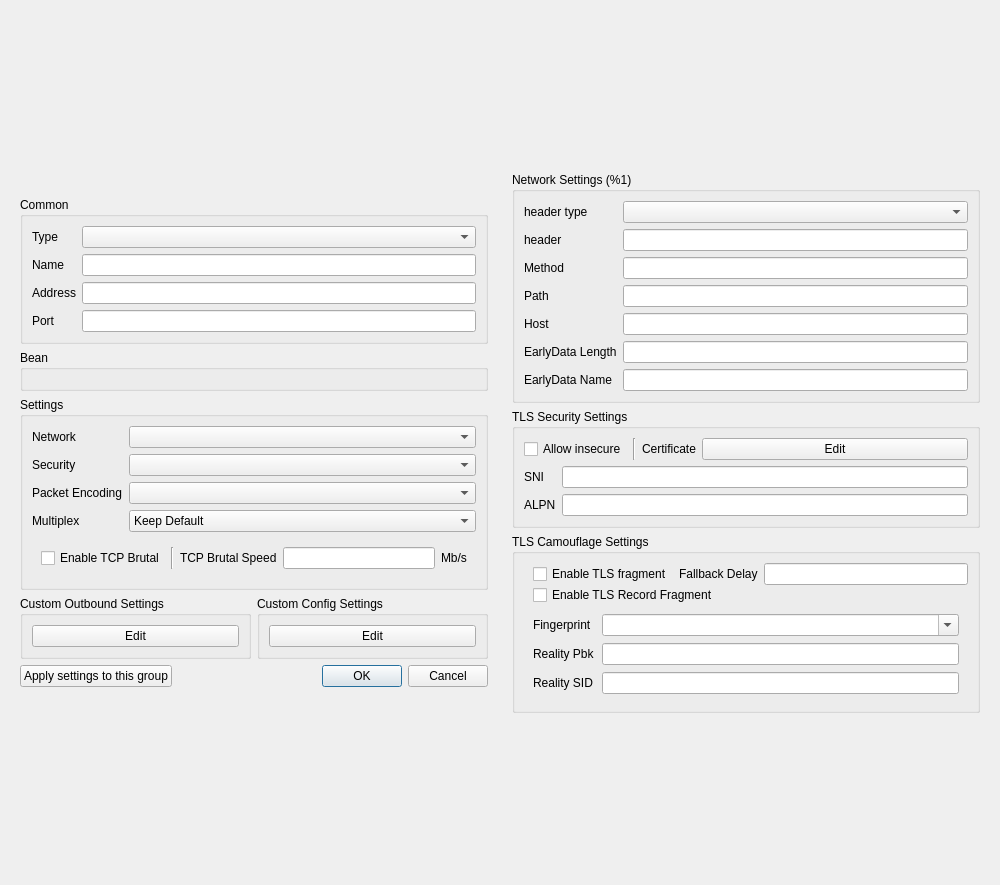
Before: the Qt Designer form include/ui/profile/dialog_edit_profile.ui in shengmo0210/Throne, drawn with Qt 5.
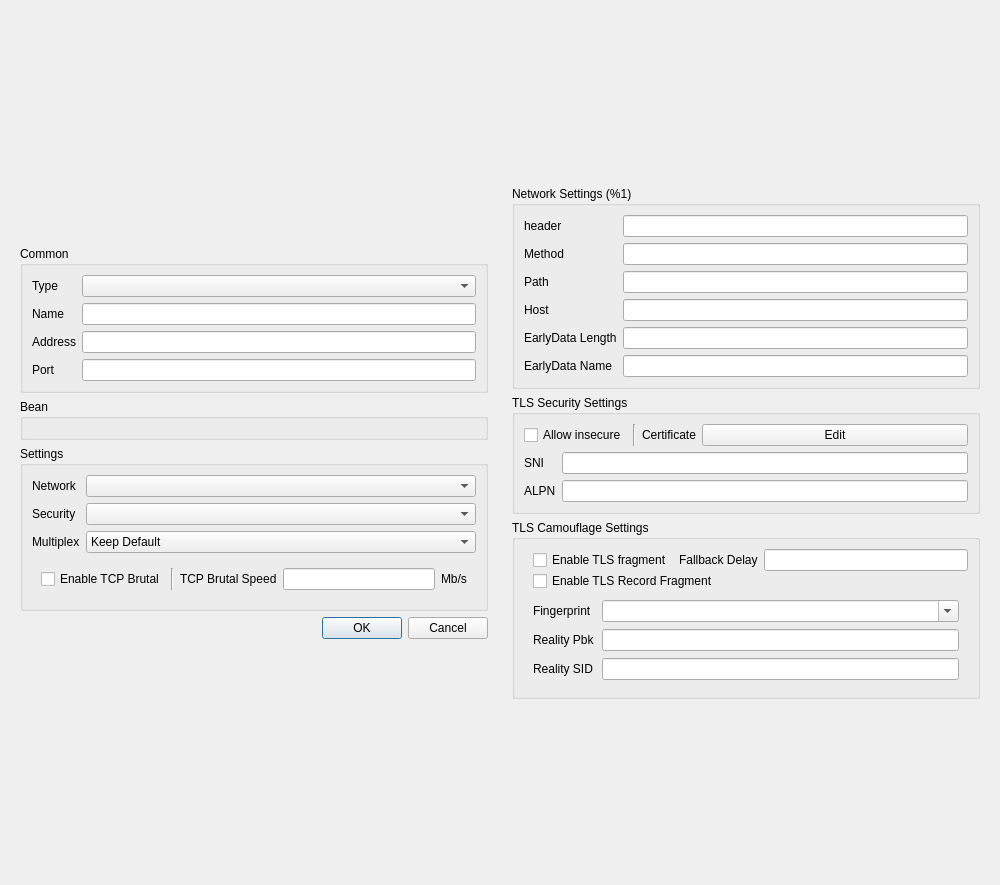
After: the same form once the commit is applied. Custom widgets are drawn as their Qt base class.

Commit message: Migrate ui to outbounds

```diff
--- a/include/ui/profile/dialog_edit_profile.ui
+++ b/include/ui/profile/dialog_edit_profile.ui
@@ -141,81 +141,7 @@
         <layout class="QVBoxLayout" name="verticalLayout">
          <item>
           <layout class="QGridLayout" name="_2">
-           <item row="2" column="1">
-            <widget class="QComboBox" name="packet_encoding">
-             <item>
-              <property name="text">
-               <string notr="true"/>
-              </property>
-             </item>
-             <item>
-              <property name="text">
-               <string notr="true">packetaddr</string>
-              </property>
-             </item>
-             <item>
-              <property name="text">
-               <string notr="true">xudp</string>
-              </property>
-             </item>
-            </widget>
-           </item>
-           <item row="0" column="0">
-            <widget class="QLabel" name="network_l">
-             <property name="toolTip">
-              <string>The underlying transport method. It must be consistent with the server, otherwise, the connection cannot be established.</string>
-             </property>
-             <property name="text">
-              <string>Network</string>
-             </property>
-            </widget>
-           </item>
-           <item row="0" column="1">
-            <widget class="QComboBox" name="network">
-             <property name="sizePolicy">
-              <sizepolicy hsizetype="Expanding" vsizetype="Fixed">
-               <horstretch>0</horstretch>
-               <verstretch>0</verstretch>
-              </sizepolicy>
-             </property>
-             <item>
-              <property name="text">
-               <string notr="true"/>
-              </property>
-             </item>
-             <item>
-              <property name="text">
-               <string notr="true">tcp</string>
-              </property>
-             </item>
-             <item>
-              <property name="text">
-               <string notr="true">ws</string>
-              </property>
-             </item>
-             <item>
-              <property name="text">
-               <string notr="true">httpupgrade</string>
-              </property>
-             </item>
-             <item>
-              <property name="text">
-               <string notr="true">http</string>
-              </property>
-             </item>
-             <item>
-              <property name="text">
-               <string notr="true">grpc</string>
-              </property>
-             </item>
-             <item>
-              <property name="text">
-               <string notr="true">quic</string>
-              </property>
-             </item>
-            </widget>
-           </item>
-           <item row="3" column="0">
+           <item row="2" column="0">
             <widget class="QLabel" name="multiplex_l">
              <property name="toolTip">
               <string>Server support is required</string>
@@ -249,17 +175,17 @@
              </item>
             </widget>
            </item>
-           <item row="2" column="0">
-            <widget class="QLabel" name="packet_encoding_l">
+           <item row="0" column="0">
+            <widget class="QLabel" name="network_l">
              <property name="toolTip">
               <string>UDP FullCone Packet encoding for implementing features such as UDP FullCone. Server support is required, if the wrong selection is made, the connection cannot be made. Please leave it blank.</string>
              </property>
              <property name="text">
-              <string>Packet Encoding</string>
+              <string>Network</string>
              </property>
             </widget>
            </item>
-           <item row="3" column="1">
+           <item row="2" column="1">
             <widget class="QComboBox" name="multiplex">
              <item>
               <property name="text">
@@ -278,6 +204,51 @@
              </item>
             </widget>
            </item>
+           <item row="0" column="1">
+            <widget class="QComboBox" name="network">
+             <property name="sizePolicy">
+              <sizepolicy hsizetype="Expanding" vsizetype="Fixed">
+               <horstretch>0</horstretch>
+               <verstretch>0</verstretch>
+              </sizepolicy>
+             </property>
+             <item>
+              <property name="text">
+               <string notr="true"/>
+              </property>
+             </item>
+             <item>
+              <property name="text">
+               <string notr="true">tcp</string>
+              </property>
+             </item>
+             <item>
+              <property name="text">
+               <string notr="true">ws</string>
+              </property>
+             </item>
+             <item>
+              <property name="text">
+               <string notr="true">httpupgrade</string>
+              </property>
+             </item>
+             <item>
+              <property name="text">
+               <string notr="true">http</string>
+              </property>
+             </item>
+             <item>
+              <property name="text">
+               <string notr="true">grpc</string>
+              </property>
+             </item>
+             <item>
+              <property name="text">
+               <string notr="true">quic</string>
+              </property>
+             </item>
+            </widget>
+           </item>
           </layout>
          </item>
          <item>
@@ -326,57 +297,8 @@
         </layout>
        </widget>
       </item>
-      <item>
-       <layout class="QHBoxLayout" name="horizontalLayout_2">
-        <item>
-         <widget class="QGroupBox" name="custom_box">
-          <property name="sizePolicy">
-           <sizepolicy hsizetype="Preferred" vsizetype="Maximum">
-            <horstretch>0</horstretch>
-            <verstretch>0</verstretch>
-           </sizepolicy>
-          </property>
-          <property name="title">
-           <string>Custom Outbound Settings</string>
-          </property>
-          <layout class="QVBoxLayout" name="verticalLayout_5">
-           <item>
-            <widget class="QPushButton" name="custom_outbound_edit">
-             <property name="text">
-              <string notr="true">Edit</string>
-             </property>
-            </widget>
-           </item>
-          </layout>
-         </widget>
-        </item>
-        <item>
-         <widget class="QGroupBox" name="custom_global_box">
-          <property name="title">
-           <string>Custom Config Settings</string>
-          </property>
-          <layout class="QHBoxLayout" name="horizontalLayout_3">
-           <item>
-            <widget class="QPushButton" name="custom_config_edit">
-             <property name="text">
-              <string notr="true">Edit</string>
-             </property>
-            </widget>
-           </item>
-          </layout>
-         </widget>
-        </item>
-       </layout>
-      </item>
       <item>
        <layout class="QHBoxLayout" name="horizontalLayout_4">
-        <item>
-         <widget class="QPushButton" name="apply_to_group">
-          <property name="text">
-           <string>Apply settings to this group</string>
-          </property>
-         </widget>
-        </item>
         <item>
          <widget class="QDialogButtonBox" name="buttonBox">
           <property name="sizePolicy">
@@ -431,14 +353,36 @@
          <string>Network Settings (%1)</string>
         </property>
         <layout class="QGridLayout" name="gridLayout">
-         <item row="6" column="0">
+         <item row="2" column="1">
+          <widget class="MyLineEdit" name="path"/>
+         </item>
+         <item row="4" column="1">
+          <widget class="MyLineEdit" name="ws_early_data_length"/>
+         </item>
+         <item row="2" column="0">
+          <widget class="QLabel" name="path_l">
+           <property name="toolTip">
+            <string notr="true">&lt;html&gt;&lt;head/&gt;&lt;body&gt;&lt;p&gt;http path (ws/http/httpUpgrade)&lt;/p&gt;&lt;p&gt;serviceName (gRPC)&lt;/p&gt;&lt;/body&gt;&lt;/html&gt;</string>
+           </property>
+           <property name="text">
+            <string notr="true">Path</string>
+           </property>
+          </widget>
+         </item>
+         <item row="5" column="0">
           <widget class="QLabel" name="ws_early_data_name_l">
            <property name="text">
             <string notr="true">EarlyData Name</string>
            </property>
           </widget>
          </item>
-         <item row="1" column="0">
+         <item row="0" column="1">
+          <widget class="QLineEdit" name="headers"/>
+         </item>
+         <item row="1" column="1">
+          <widget class="QLineEdit" name="method"/>
+         </item>
+         <item row="0" column="0">
           <widget class="QLabel" name="headers_l">
            <property name="sizePolicy">
             <sizepolicy hsizetype="Maximum" vsizetype="Preferred">
@@ -457,39 +401,27 @@
            </property>
           </widget>
          </item>
-         <item row="5" column="0">
+         <item row="4" column="0">
           <widget class="QLabel" name="ws_early_data_length_l">
            <property name="text">
             <string notr="true">EarlyData Length</string>
            </property>
           </widget>
          </item>
-         <item row="2" column="1">
-          <widget class="QLineEdit" name="method"/>
-         </item>
          <item row="3" column="0">
-          <widget class="QLabel" name="path_l">
+          <widget class="QLabel" name="host_l">
            <property name="toolTip">
             <string notr="true">&lt;html&gt;&lt;head/&gt;&lt;body&gt;&lt;p&gt;http path (ws/http/httpUpgrade)&lt;/p&gt;&lt;p&gt;serviceName (gRPC)&lt;/p&gt;&lt;/body&gt;&lt;/html&gt;</string>
            </property>
            <property name="text">
-            <string notr="true">Path</string>
+            <string notr="true">Host</string>
            </property>
           </widget>
          </item>
          <item row="3" column="1">
-          <widget class="MyLineEdit" name="path"/>
-         </item>
-         <item row="6" column="1">
-          <widget class="MyLineEdit" name="ws_early_data_name"/>
-         </item>
-         <item row="5" column="1">
-          <widget class="MyLineEdit" name="ws_early_data_length"/>
-         </item>
-         <item row="4" column="1">
           <widget class="MyLineEdit" name="host"/>
          </item>
-         <item row="2" column="0">
+         <item row="1" column="0">
           <widget class="QLabel" name="method_l">
            <property name="toolTip">
             <string>&lt;html&gt;&lt;head/&gt;&lt;body&gt;&lt;p&gt;Method of http request, will be converted to uppercase&lt;/p&gt;&lt;/body&gt;&lt;/html&gt;</string>
@@ -499,39 +431,8 @@
            </property>
           </widget>
          </item>
-         <item row="4" column="0">
-          <widget class="QLabel" name="host_l">
-           <property name="toolTip">
-            <string notr="true">&lt;html&gt;&lt;head/&gt;&lt;body&gt;&lt;p&gt;http host (ws/http/httpUpgrade)&lt;/p&gt;&lt;/body&gt;&lt;/html&gt;</string>
-           </property>
-           <property name="text">
-            <string notr="true">Host</string>
-           </property>
-          </widget>
-         </item>
-         <item row="1" column="1">
-          <widget class="QLineEdit" name="headers"/>
-         </item>
-         <item row="0" column="1">
-          <widget class="QComboBox" name="header_type">
-           <item>
-            <property name="text">
-             <string/>
-            </property>
-           </item>
-           <item>
-            <property name="text">
-             <string notr="true">http</string>
-            </property>
-           </item>
-          </widget>
-         </item>
-         <item row="0" column="0">
-          <widget class="QLabel" name="header_type_l">
-           <property name="text">
-            <string>header type</string>
-           </property>
-          </widget>
+         <item row="5" column="1">
+          <widget class="MyLineEdit" name="ws_early_data_name"/>
          </item>
         </layout>
        </widget>
```
Left out of the diff: 8 changed lines with no effect on the pictures. The commit also changes 85 other files.
